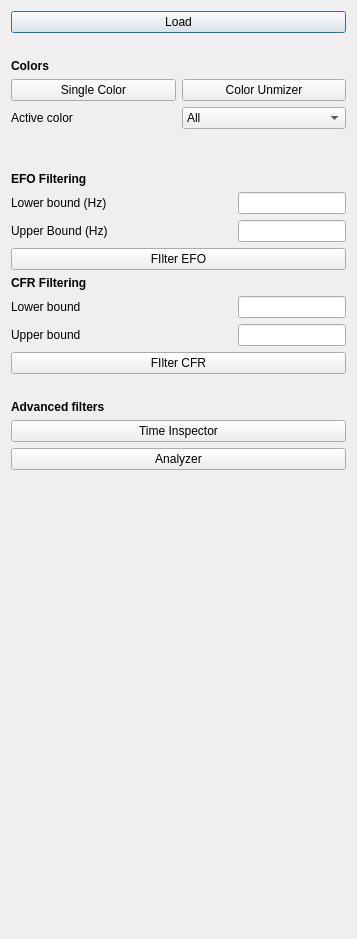
bsse-scf/pyMINFLUX, file pyminflux/ui/wizard.ui: the form before one commit.
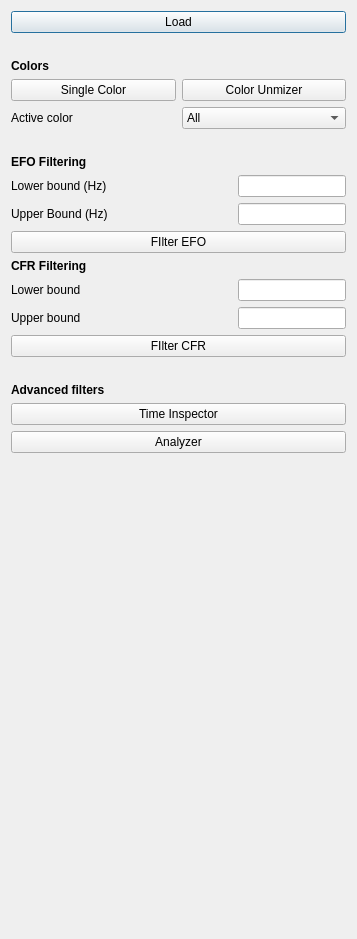
The form after the commit.

What changed in the file:
```diff
--- a/pyminflux/ui/wizard.ui
+++ b/pyminflux/ui/wizard.ui
@@ -11,7 +11,7 @@
    </rect>
   </property>
   <property name="sizePolicy">
-   <sizepolicy hsizetype="Preferred" vsizetype="MinimumExpanding">
+   <sizepolicy hsizetype="Fixed" vsizetype="MinimumExpanding">
     <horstretch>0</horstretch>
     <verstretch>0</verstretch>
    </sizepolicy>
@@ -131,6 +131,9 @@
        <property name="orientation">
         <enum>Qt::Vertical</enum>
        </property>
+       <property name="sizeType">
+        <enum>QSizePolicy::Fixed</enum>
+       </property>
        <property name="sizeHint" stdset="0">
         <size>
          <width>20</width>
```
